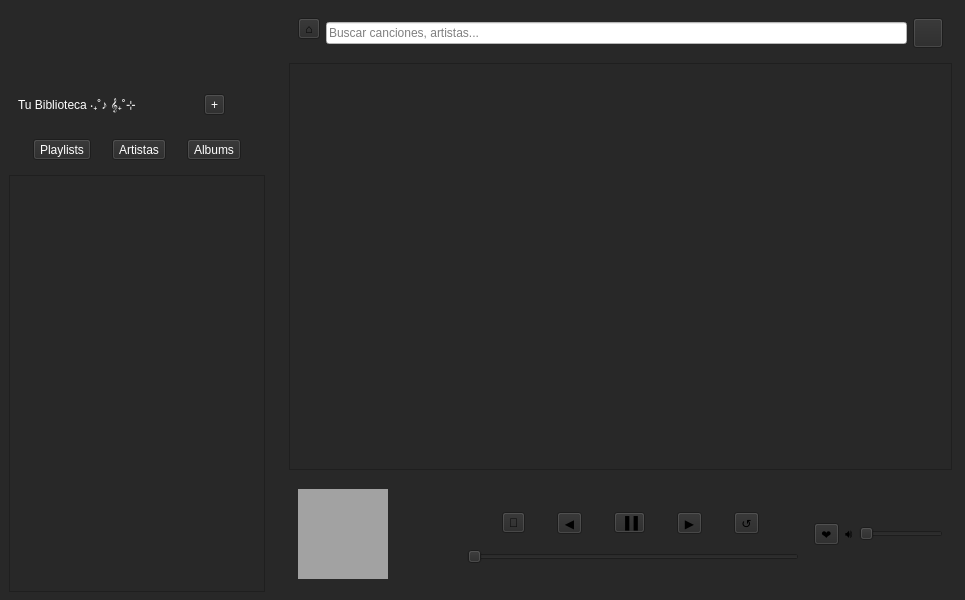
This is homewindow.ui in Scastelar/Music-Player as Qt 5 draws it before an edit. The edited form follows.
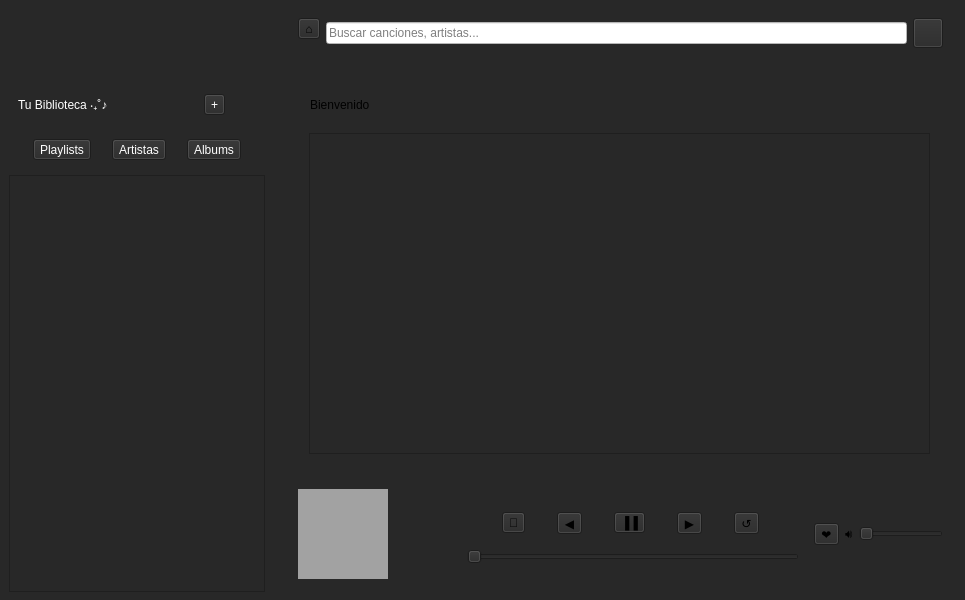
This is the edited form. The open tabs and pages were chosen to show the change.

```diff
--- a/homewindow.ui
+++ b/homewindow.ui
@@ -74,7 +74,7 @@
 font: 14pt &quot;Segoe UI&quot;;</string>
              </property>
              <property name="text">
-              <string>Tu Biblioteca ‧₊˚♪ 𝄞₊˚⊹</string>
+              <string>Tu Biblioteca ‧₊˚♪ </string>
              </property>
             </widget>
            </item>
@@ -195,42 +195,84 @@
           </layout>
          </widget>
         </item>
-        <item>
-         <widget class="QScrollArea" name="scrollArea">
-          <property name="enabled">
-           <bool>true</bool>
+        <item alignment="Qt::AlignmentFlag::AlignHCenter">
+         <widget class="QStackedWidget" name="stackedWidget">
+          <property name="minimumSize">
+           <size>
+            <width>640</width>
+            <height>386</height>
+           </size>
           </property>
-          <property name="layoutDirection">
-           <enum>Qt::LayoutDirection::LeftToRight</enum>
+          <property name="maximumSize">
+           <size>
+            <width>640</width>
+            <height>386</height>
+           </size>
           </property>
-          <property name="autoFillBackground">
-           <bool>false</bool>
+          <property name="currentIndex">
+           <number>1</number>
           </property>
-          <property name="frameShape">
-           <enum>QFrame::Shape::StyledPanel</enum>
-          </property>
-          <property name="sizeAdjustPolicy">
-           <enum>QAbstractScrollArea::SizeAdjustPolicy::AdjustToContents</enum>
-          </property>
-          <property name="widgetResizable">
-           <bool>true</bool>
-          </property>
-          <widget class="QWidget" name="scrollAreaWidgetContents">
-           <property name="geometry">
-            <rect>
-             <x>0</x>
-             <y>0</y>
-             <width>643</width>
-             <height>384</height>
-            </rect>
-           </property>
-           <layout class="QVBoxLayout" name="verticalLayout_3">
-            <item>
-             <widget class="QWidget" name="verticalWidget" native="true">
-              <layout class="QVBoxLayout" name="verticalLayout_4"/>
-             </widget>
-            </item>
-           </layout>
+          <widget class="QWidget" name="page">
+           <widget class="QScrollArea" name="scrollArea">
+            <property name="geometry">
+             <rect>
+              <x>9</x>
+              <y>49</y>
+              <width>621</width>
+              <height>321</height>
+             </rect>
+            </property>
+            <property name="widgetResizable">
+             <bool>true</bool>
+            </property>
+            <widget class="QWidget" name="scrollAreaWidgetContents">
+             <property name="geometry">
+              <rect>
+               <x>0</x>
+               <y>0</y>
+               <width>619</width>
+               <height>319</height>
+              </rect>
+             </property>
+            </widget>
+           </widget>
+           <widget class="QLabel" name="label_7">
+            <property name="geometry">
+             <rect>
+              <x>10</x>
+              <y>10</y>
+              <width>231</width>
+              <height>21</height>
+             </rect>
+            </property>
+            <property name="text">
+             <string>Bienvenido</string>
+            </property>
+           </widget>
+          </widget>
+          <widget class="QWidget" name="page_2">
+           <widget class="QLabel" name="label_8">
+            <property name="geometry">
+             <rect>
+              <x>50</x>
+              <y>40</y>
+              <width>241</width>
+              <height>201</height>
+             </rect>
+            </property>
+            <property name="autoFillBackground">
+             <bool>false</bool>
+            </property>
+            <property name="styleSheet">
+             <string notr="true"/>
+            </property>
+            <property name="text">
+             <string/>
+            </property>
+            <property name="scaledContents">
+             <bool>true</bool>
+            </property>
+           </widget>
           </widget>
          </widget>
         </item>
```
Left out of the diff: 22 changed lines with no effect on the pictures.
